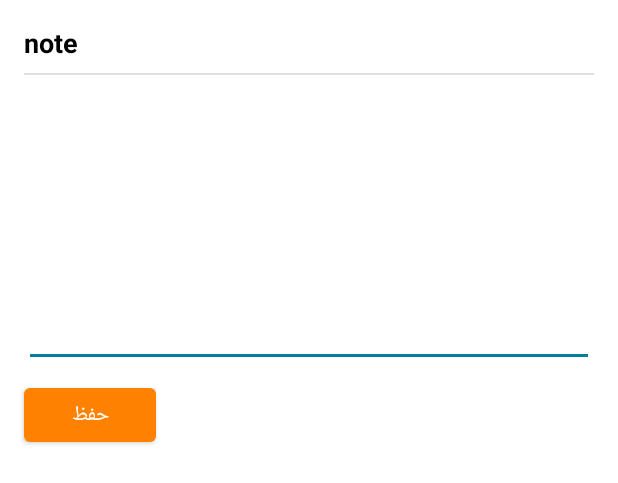
After one commit to ihfazhillah/SimpleDorar, an Android app: the layout note_bottom_sheet.xml on its own in the app's theme, with its tools: preview values and no code run, on a phone screen of 412 x 824 dp. The commit adds this screen. Shown: the top 483 px of the screen. Run offline under Robolectric (Android 15) with nearby library versions, the phone set to English and light mode, and no system bars; Roboto replaces fonts that are not available here.

Commit message:
implement note add for each category

```diff
--- a/app/src/main/java/com/ihfazh/simpledorar/data/SearchRepositoryInterface.kt
+++ b/app/src/main/java/com/ihfazh/simpledorar/data/SearchRepositoryInterface.kt
@@ -3,6 +3,7 @@ package com.ihfazh.simpledorar.data
 import com.ihfazh.simpledorar.bookmark.BookmarkCategory
 import com.ihfazh.simpledorar.bookmark.HadithBookmark
 import com.ihfazh.simpledorar.bookmark.HadithBookmarkUI
+import com.ihfazh.simpledorar.note.BookmarkNote
 import com.ihfazh.simpledorar.search.ResultItem
 import com.ihfazh.simpledorar.search.SearchQuery
 import kotlinx.coroutines.flow.Flow
@@ -24,4 +25,8 @@ interface SearchRepositoryInterface {
     fun categoryHadithList(id: Long): Flow<List<HadithBookmarkUI>>
     suspend fun updateBookmark(category: BookmarkCategory)
     suspend fun deleteBookmark(category: BookmarkCategory)
+
+    // NOTE feature
+    fun getNoteCategory(categoryId: Long): Flow<BookmarkNote?>
+    suspend fun createOrUpdateNote(bookmarkNote: BookmarkNote)
 }
--- a/app/src/main/res/layout/item_category_hadith.xml
+++ b/app/src/main/res/layout/item_category_hadith.xml
@@ -87,6 +87,7 @@
             />
 
         <TextView
+            android:textIsSelectable="true"
             android:layout_width="0dp"
             android:layout_height="wrap_content"
             android:textAlignment="textStart"
--- /dev/null
+++ b/app/src/main/res/layout/note_bottom_sheet.xml
@@ -0,0 +1,80 @@
+<?xml version="1.0" encoding="utf-8"?>
+<androidx.constraintlayout.widget.ConstraintLayout xmlns:android="http://schemas.android.com/apk/res/android"
+    android:layout_width="match_parent"
+    android:layout_height="match_parent"
+    xmlns:app="http://schemas.android.com/apk/res-auto">
+
+
+    <androidx.constraintlayout.widget.Guideline
+        android:layout_width="wrap_content"
+        android:layout_height="wrap_content"
+        android:orientation="vertical"
+        app:layout_constraintGuide_begin="16dp"
+        android:id="@+id/startGuideline"
+        />
+
+    <androidx.constraintlayout.widget.Guideline
+        android:layout_width="wrap_content"
+        android:layout_height="wrap_content"
+        android:orientation="vertical"
+        app:layout_constraintGuide_end="16dp"
+        android:id="@+id/endGuideline"
+        />
+
+    <androidx.constraintlayout.widget.Guideline
+        android:layout_width="wrap_content"
+        android:layout_height="wrap_content"
+        android:orientation="horizontal"
+        app:layout_constraintGuide_begin="16dp"
+        android:id="@+id/topGuideline"
+        />
+
+    <TextView
+        android:layout_width="0dp"
+        android:layout_height="wrap_content"
+        app:layout_constraintStart_toStartOf="@id/startGuideline"
+        app:layout_constraintEnd_toEndOf="@id/endGuideline"
+        app:layout_constraintTop_toTopOf="@id/topGuideline"
+        android:text="@string/note"
+        android:textSize="18sp"
+        android:textStyle="bold"
+        android:id="@+id/noteTitle"
+        />
+
+
+    <View
+        android:id="@+id/divider2"
+        android:layout_width="0dp"
+        android:layout_height="1dp"
+        app:layout_constraintStart_toStartOf="@id/startGuideline"
+        app:layout_constraintEnd_toEndOf="@id/endGuideline"
+        app:layout_constraintTop_toBottomOf="@id/noteTitle"
+        android:background="?android:attr/listDivider"
+        android:layout_marginTop="8dp"
+        />
+
+    <EditText
+        android:layout_width="0dp"
+        android:layout_height="wrap_content"
+        android:lines="8"
+        android:scrollbars="vertical"
+        app:layout_constraintStart_toStartOf="@id/startGuideline"
+        app:layout_constraintEnd_toEndOf="@id/endGuideline"
+        app:layout_constraintTop_toBottomOf="@id/divider2"
+        android:inputType="text|textMultiLine"
+        android:gravity="top"
+        android:id="@+id/textArea"
+        />
+
+    <Button
+        android:layout_width="wrap_content"
+        android:layout_height="wrap_content"
+        android:text="@string/save"
+        app:layout_constraintStart_toStartOf="@id/startGuideline"
+        app:layout_constraintTop_toBottomOf="@id/textArea"
+        android:layout_marginTop="8dp"
+        android:drawableStart="@drawable/ic_baseline_save_24"
+        android:id="@+id/btn_save"
+        />
+
+</androidx.constraintlayout.widget.ConstraintLayout>
```
Also changed, not shown: app/src/main/java/com/ihfazh/simpledorar/bookmark/BookmarkDetailFragment.kt (+23 -3 lines), app/src/main/java/com/ihfazh/simpledorar/data/DorarDatabase.kt (+8 -3 lines), app/src/main/java/com/ihfazh/simpledorar/data/LocalSearchRepository.kt (+25 -0 lines), app/src/main/java/com/ihfazh/simpledorar/note/BookmarkNote.kt (added, +9 -0 lines), app/src/main/java/com/ihfazh/simpledorar/note/NoteBottomSheet.kt (added, +65 -0 lines), app/src/main/java/com/ihfazh/simpledorar/note/NoteBottomSheetViewModel.kt (added, +57 -0 lines), app/src/main/java/com/ihfazh/simpledorar/note/models/BookmarkNoteEntity.kt (added, +23 -0 lines), app/src/main/java/com/ihfazh/simpledorar/note/models/NoteDao.kt (added, +34 -0 lines), app/src/main/res/drawable/ic_baseline_sticky_note_2_24.xml (+4 -9 lines), app/src/main/res/menu/detail_category_menu.xml (added, +11 -0 lines).
